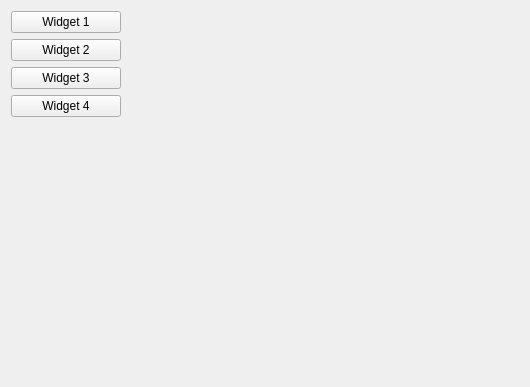
The window that Template/gui/CentralWidget.ui (xtuer/Qt) describes before a commit, drawn with Qt 5.
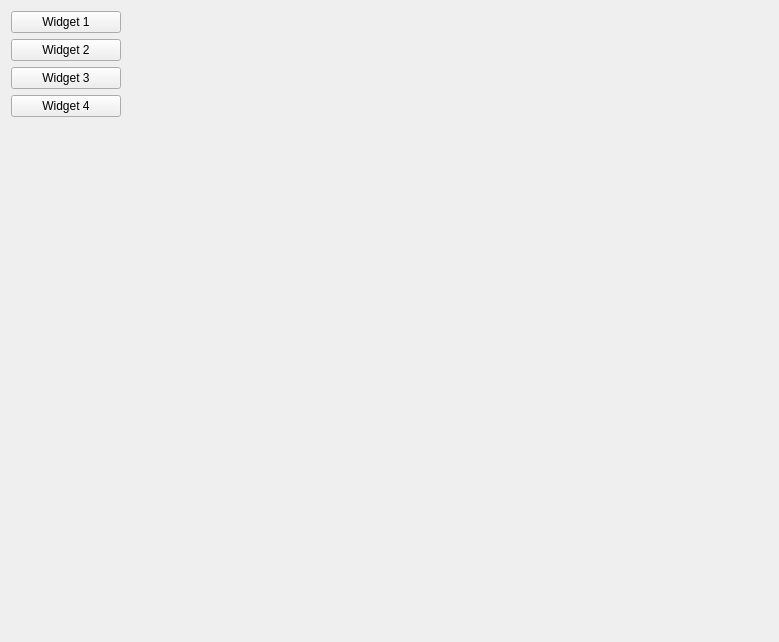
The same window after the commit.

The edit to the form file:
```diff
--- a/Template/gui/CentralWidget.ui
+++ b/Template/gui/CentralWidget.ui
@@ -6,8 +6,8 @@
    <rect>
     <x>0</x>
     <y>0</y>
-    <width>530</width>
-    <height>387</height>
+    <width>779</width>
+    <height>642</height>
    </rect>
   </property>
   <property name="windowTitle">
```
